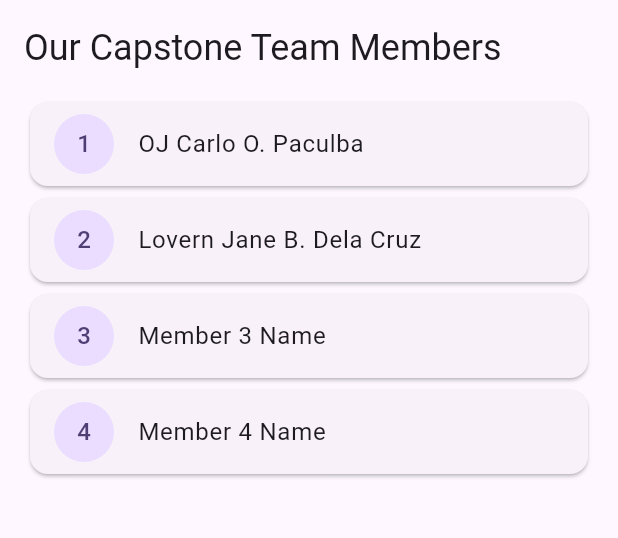
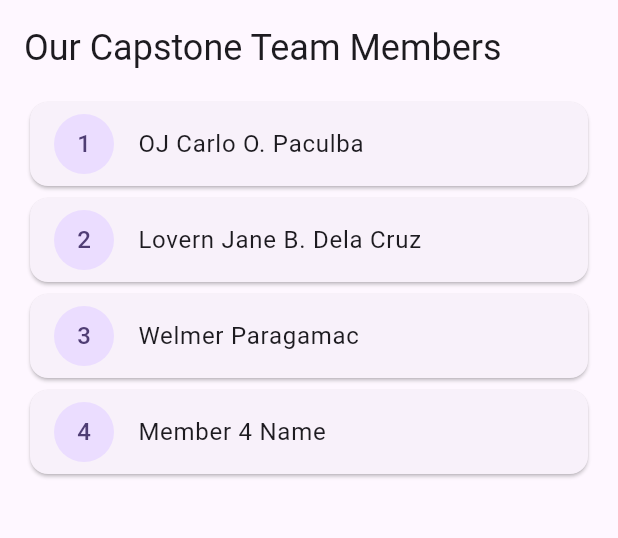
Before and after one commit to AthanasiosZy/Tuklas, a Flutter app: the screen it shows after launch, on a phone screen of 412 x 824 dp, the part 84-622 px from its top. Run offline on Flutter 3.47's test engine with Material 3 defaults, Android fonts, the phone set to English and light mode, and no system bars.

Commit message:
update name
I added my name Welmer Paragamac

```diff
--- a/lib/main.dart
+++ b/lib/main.dart
@@ -3,7 +3,7 @@ import 'package:flutter/material.dart';
 // EACH MEMBER: replace your placeholder below with your own name.
 const String member1 = 'OJ Carlo O. Paculba';
 const String member2 = 'Lovern Jane B. Dela Cruz ';
-const String member3 = 'Member 3 Name';
+const String member3 = 'Welmer Paragamac';
 const String member4 = 'Member 4 Name';
 
 const List<String> members = [member1, member2, member3, member4];
```
